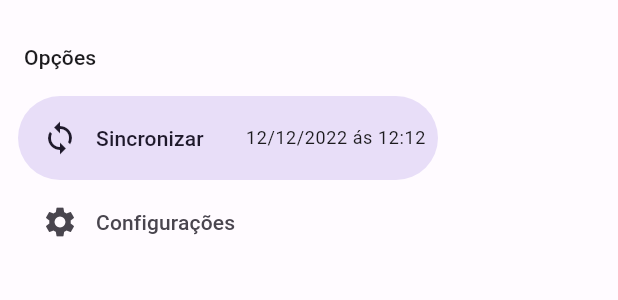
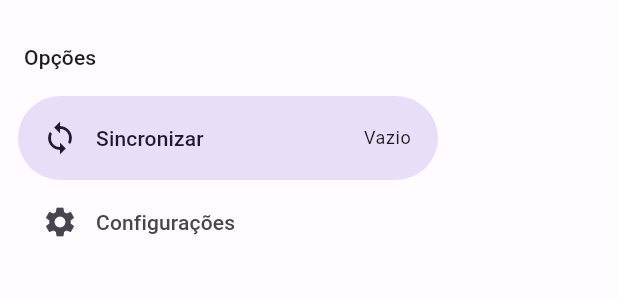
Before and after one commit to vaansuit/ShopingList, a Flutter app: the CustomDrawer widget shown alone on an empty page, opened directly, on a phone screen of 412 x 824 dp. Shown: the top 300 px of the screen. Run offline on Flutter 3.47's test engine with Material 2 defaults, Android fonts, the phone set to English and light mode, and no system bars; our stand-ins replace flutter_modular.

Commit message:
feat: created function to get sync date

```diff
--- a/lib/src/home/widgets/custom_drawer.dart
+++ b/lib/src/home/widgets/custom_drawer.dart
@@ -1,5 +1,6 @@
 import 'package:flutter/material.dart';
 import 'package:flutter_modular/flutter_modular.dart';
+import 'package:intl/intl.dart';
 
 import '../../stores/app_store.dart';
 
@@ -15,6 +16,12 @@ class CustomDrawer extends StatelessWidget {
     );
 
     final syncDate = appStore.syncDate.value;
+    var syncDateText = 'Vazio';
+
+    if (syncDate != null) {
+      final format = DateFormat('dd/MM/yyyy ás hh:mm');
+      syncDateText = format.format(syncDate);
+    }
 
     return NavigationDrawer(
       onDestinationSelected: (index) {
@@ -33,15 +40,18 @@ class CustomDrawer extends StatelessWidget {
         ),
         NavigationDrawerDestination(
           icon: const Icon(Icons.sync),
-          label: Row(
+          label: SizedBox(
+            width: 210,
+            child: Row(
               children: [
                 const Text('Sincronizar'),
-              const SizedBox(width: 28),
+                const Spacer(),
                 Text(
-                '12/12/2022 ás 12:12',
+                  syncDateText,
                   style: Theme.of(context).textTheme.bodySmall,
                 )
               ],
+            ),
           ),
         ),
         const NavigationDrawerDestination(
```
Lines whose indentation alone changed are shown as unchanged.
